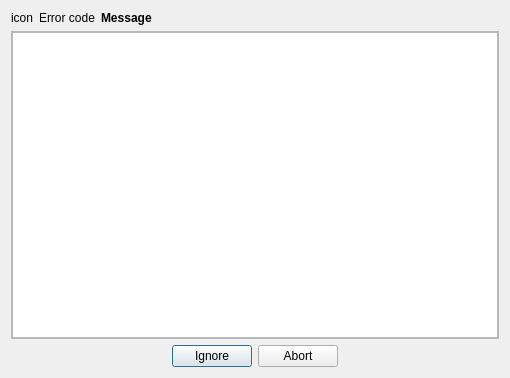
Old version of the form App/Ui/MessageDialog.ui in the repository paolodestefani/pySagra.
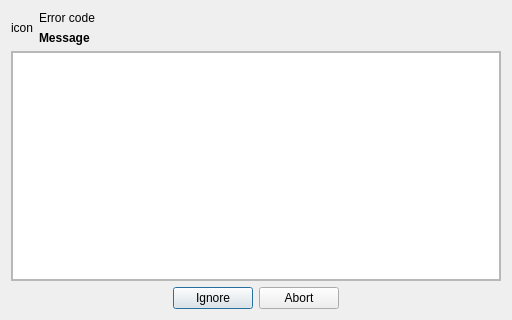
New version of the form.

What changed in the file:
```diff
--- a/App/Ui/MessageDialog.ui
+++ b/App/Ui/MessageDialog.ui
@@ -9,8 +9,8 @@
    <rect>
     <x>0</x>
     <y>0</y>
-    <width>510</width>
-    <height>378</height>
+    <width>512</width>
+    <height>320</height>
    </rect>
   </property>
   <property name="windowTitle">
@@ -19,9 +19,9 @@
   <property name="sizeGripEnabled">
    <bool>false</bool>
   </property>
-  <layout class="QVBoxLayout" name="verticalLayout_2">
+  <layout class="QVBoxLayout" name="verticalLayout_3">
    <item>
-    <layout class="QHBoxLayout" name="horizontalLayout" stretch="0,0,1">
+    <layout class="QHBoxLayout" name="horizontalLayout" stretch="0,1">
      <item>
       <widget class="QLabel" name="labelIcon">
        <property name="text">
@@ -30,13 +30,9 @@
       </widget>
      </item>
      <item>
+      <layout class="QVBoxLayout" name="verticalLayout_2">
+       <item>
       <widget class="QLabel" name="labelErrorCode">
-       <property name="maximumSize">
-        <size>
-         <width>100</width>
-         <height>16777215</height>
-        </size>
-       </property>
        <property name="text">
         <string>Error code</string>
        </property>
@@ -62,6 +58,8 @@
      </item>
     </layout>
    </item>
+    </layout>
+   </item>
    <item>
     <widget class="QFrame" name="frameDetails">
      <property name="frameShape">
@@ -88,12 +86,6 @@
       </property>
       <item>
        <widget class="QTextEdit" name="textEditDetailMessage">
-        <property name="minimumSize">
-         <size>
-          <width>300</width>
-          <height>200</height>
-         </size>
-        </property>
         <property name="lineWrapMode">
          <enum>QTextEdit::LineWrapMode::WidgetWidth</enum>
         </property>
```
Lines whose indentation alone changed are shown as unchanged.
